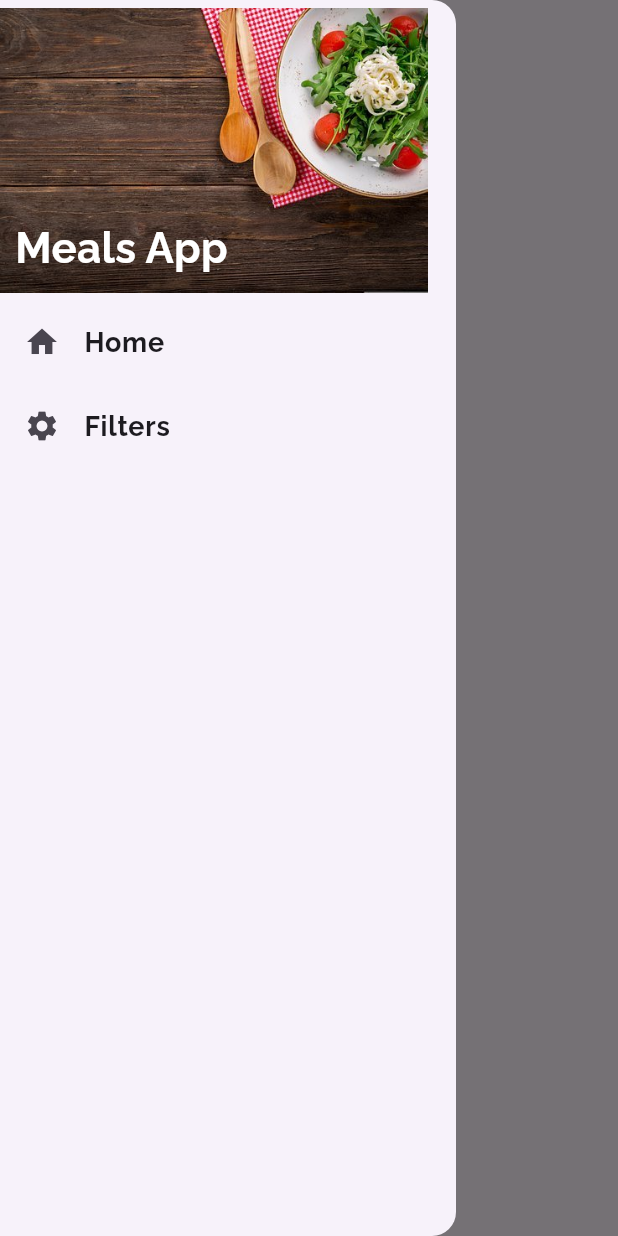
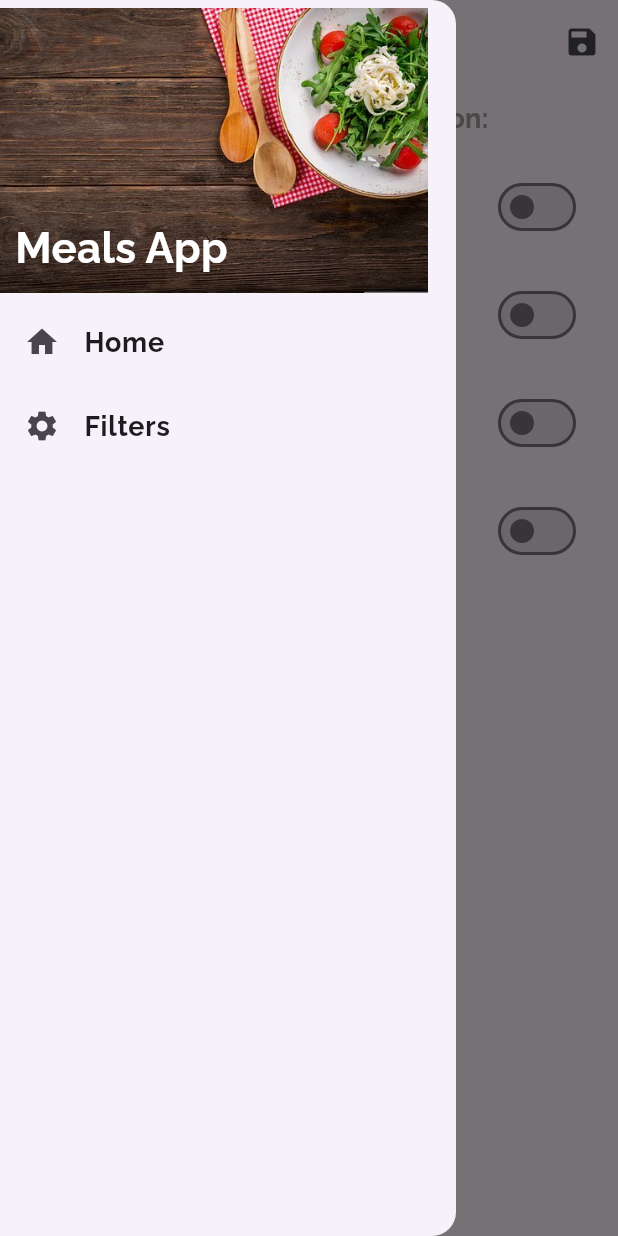
Before and after one commit to VISHALCHAND007/Meals-app, a Flutter app: the FilterScreen screen opened by its route, with the side drawer open, on a phone screen of 412 x 824 dp. Run offline on Flutter 3.47's test engine with Material 3 defaults, Android fonts, the phone set to English and light mode, and no system bars; network calls fail.

Commit message:
Set application to show the saved filters in the filter page and also apply the filters in the meals.

```diff
--- a/lib/main.dart
+++ b/lib/main.dart
@@ -1,4 +1,7 @@
 import 'package:flutter/material.dart';
+import 'package:meals_app/dummy_data.dart';
+import 'package:meals_app/models/filter.dart';
+import 'package:meals_app/models/meal.dart';
 import 'package:meals_app/screens/filter_screen/filter_screen.dart';
 
 import './screens/meal_details_screen.dart';
@@ -14,6 +17,33 @@ class _MyMealsApp extends StatefulWidget {
 }
 
 class _MyMealsAppState extends State<_MyMealsApp> {
+  Filter filters = Filter(isGlutenFree: false, isLactoseFree: false, isVegetarian: false, isVegan: false);
+
+  List<Meal> _availableMeals = DUMMY_MEALS;
+
+  void setFilters(Filter newFilters) {
+    setState(() {
+      // print("${newFilters.isGlutenFree}, ${newFilters.isLactoseFree}, ${newFilters.isVegan}, ${newFilters.isVegetarian}");
+      filters = newFilters;
+
+      _availableMeals = DUMMY_MEALS.where((meal) {
+        if(filters.isGlutenFree && !meal.isGlutenFree) {
+          return false;
+        }
+        if(filters.isLactoseFree && !meal.isLactoseFree) {
+          return false;
+        }
+        if(filters.isVegan && !meal.isVegan) {
+          return false;
+        }
+        if(filters.isVegetarian && !meal.isVegetarian) {
+          return false;
+        }
+        return true;
+      }).toList();
+    });
+  }
+
   @override
   Widget build(BuildContext context) {
     return MaterialApp(
@@ -41,9 +71,9 @@ class _MyMealsAppState extends State<_MyMealsApp> {
       // home: const CategoryScreen(),
       routes: {
         "/": (ctx) => TabScreen(),
-        CategoryMealsScreen.routeName: (ctx) => CategoryMealsScreen(),
+        CategoryMealsScreen.routeName: (ctx) => CategoryMealsScreen(availableMeals: _availableMeals,),
         MealDetailsScreen.routeName: (ctx) => MealDetailsScreen(),
-        FilterScreen.routeName: (ctx) => FilterScreen(),
+        FilterScreen.routeName: (ctx) => FilterScreen(setFilters: setFilters,filters: filters,),
       },
       onGenerateRoute: (settings) {
         //called if a route is not registered in routes
--- /dev/null
+++ b/lib/models/filter.dart
@@ -0,0 +1,13 @@
+class Filter {
+  bool isGlutenFree;
+  bool isLactoseFree;
+  bool isVegetarian;
+  bool isVegan;
+
+  Filter({
+    required this.isGlutenFree,
+    required this.isLactoseFree,
+    required this.isVegetarian,
+    required this.isVegan,
+  });
+}
--- a/lib/screens/category_meals_screen.dart
+++ b/lib/screens/category_meals_screen.dart
@@ -1,17 +1,17 @@
 import 'package:flutter/material.dart';
 import 'package:meals_app/models/meal.dart';
 
+import '../models/category.dart';
 import '../widgets/meal_item.dart';
-import '../dummy_data.dart';
-import '../models/category.dart';
 
 class CategoryMealsScreen extends StatefulWidget {
   static const routeName = "/category-meals";
+  final List<Meal> availableMeals;
 
   // final Category category;
   // const CategoryMealsScreen({required this.category, super.key});
 
-  const CategoryMealsScreen({super.key});
+  const CategoryMealsScreen({super.key, required this.availableMeals});
 
   @override
   State<CategoryMealsScreen> createState() => _CategoryMealsScreenState();
@@ -32,7 +32,7 @@ class _CategoryMealsScreenState extends State<CategoryMealsScreen> {
      isInitDone = true;
      final routeArgs = ModalRoute.of(context)?.settings.arguments as Category;
      title = routeArgs.title;
-     categoryMeals = DUMMY_MEALS.where((meal) {
+     categoryMeals = widget.availableMeals.where((meal) {
        return meal.categories.contains(routeArgs.id);
      }).toList();
 
--- a/lib/screens/filter_screen/filter_screen.dart
+++ b/lib/screens/filter_screen/filter_screen.dart
@@ -1,17 +1,130 @@
 import 'package:flutter/material.dart';
+import 'package:meals_app/models/filter.dart';
 import 'package:meals_app/widgets/main_drawer.dart';
 
-class FilterScreen extends StatelessWidget {
+class FilterScreen extends StatefulWidget {
+  static final routeName = "/filters";
+  final Function(Filter filters) setFilters;
+  final Filter filters;
 
-  static final routeName = "/filters";
-  const FilterScreen({super.key});
+  const FilterScreen({super.key, required this.setFilters, required this.filters});
+
+  @override
+  State<FilterScreen> createState() => _FilterScreenState();
+}
+
+class _FilterScreenState extends State<FilterScreen> {
+  Widget _buildSwitchListTile(
+    String title,
+    String description,
+    bool value,
+    Function(bool) setValue,
+  ) {
+    return SwitchListTile(
+      value: value,
+      onChanged: setValue,
+      title: Text(title),
+      subtitle: Text(description),
+    );
+  }
+
+  var _isGlutenFree = false;
+  var _isLactoseFree = false;
+  var _isVeg = false;
+  var _isVegan = false;
+
+  @override
+  void initState() {
+    _isGlutenFree = widget.filters.isGlutenFree;
+    _isLactoseFree = widget.filters.isLactoseFree;
+    _isVeg = widget.filters.isVegetarian;
+    _isVegan = widget.filters.isVegan;
+    super.initState();
+  }
 
   @override
   Widget build(BuildContext context) {
     return Scaffold(
-      appBar: AppBar(title: Text("Filters"),),
+      appBar: AppBar(
+        title: Text("Filters"),
+        actions: [
+          IconButton(
+            onPressed: () => widget.setFilters(
+              Filter(
+                isGlutenFree: _isGlutenFree,
+                isLactoseFree: _isLactoseFree,
+                isVegetarian: _isVeg,
+                isVegan: _isVegan,
+              ),
+            ),
+            icon: Icon(Icons.save),
+          ),
+        ],
+      ),
       drawer: MainDrawer(),
-      body: Center(child: Text("Filters"),),
+      body: Column(
+        children: [
+          Container(
+            padding: const EdgeInsets.all(10),
+            alignment: Alignment.center,
+            child: Text(
+              "Adjust your meal selection:",
+              style: TextStyle(
+                fontWeight: FontWeight.bold,
+                color: Colors.grey,
+                fontSize: 18,
+              ),
+            ),
+          ),
+          Expanded(
+            child: ListView(
+              children: [
+                _buildSwitchListTile(
+                  "Gluten-Free",
+                  "Only include gluten free meals.",
+                  _isGlutenFree,
+                  (value) {
+                    // print(value);
+                    setState(() {
+                      _isGlutenFree = value;
+                    });
+                  },
+                ),
+                _buildSwitchListTile(
+                  "Lactose-Free",
+                  "Only include lactose free meals.",
+                  _isLactoseFree,
+                  (value) {
+                    setState(() {
+                      _isLactoseFree = value;
+                    });
+                  },
+                ),
+                _buildSwitchListTile(
+                  "Vegan",
+                  "Only include vegan meals.",
+                  _isVegan,
+                  (value) {
+                    setState(() {
+                      _isVegan = value;
+                    });
+                  },
+                ),
+                _buildSwitchListTile(
+                  "Vegetarian",
+                  "Only include vegetarian meals.",
+                  _isVeg,
+                  (value) {
+                    setState(() {
+                      _isVeg = value;
+                    });
+                  },
+                ),
+              ],
+            ),
+          ),
+        ],
+      ),
     );
   }
 }
```
